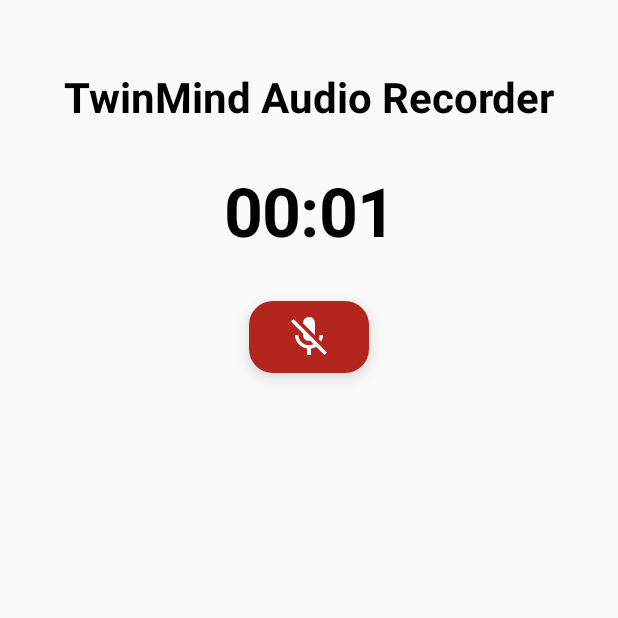
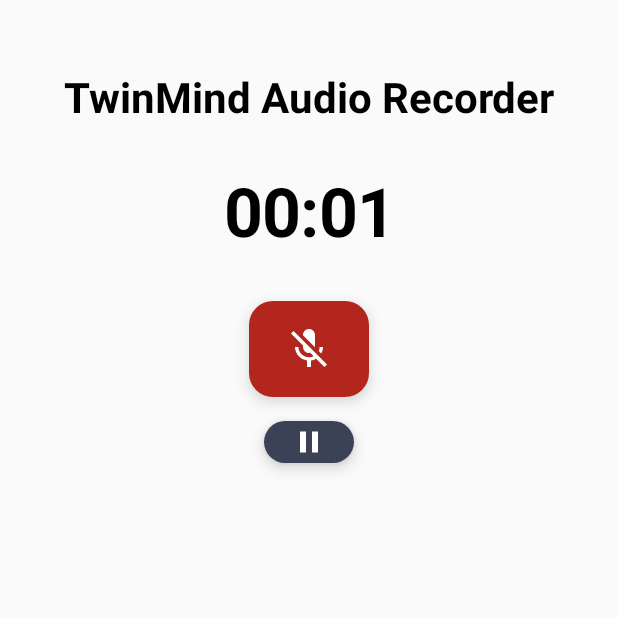
Before and after one commit to akv-iu/TwinMind-Audio-Recorder, an Android app built with Jetpack Compose: the screen it shows after launch (MainActivity), after a tap on "Start Recording", on a phone screen of 412 x 824 dp, the top half of it. Run offline under Robolectric (Android 15) with nearby library versions, the phone set to English and light mode, and no system bars.

Commit message:
Adding pause button

```diff
--- a/app/src/main/AndroidManifest.xml
+++ b/app/src/main/AndroidManifest.xml
@@ -7,6 +7,8 @@
     <uses-permission android:name="android.permission.FOREGROUND_SERVICE" />
     <!-- Needed to detect phone calls and pause recording -->
     <uses-permission android:name="android.permission.READ_PHONE_STATE" />
+    <!-- Needed to show notifications on Android 13+ -->
+    <uses-permission android:name="android.permission.POST_NOTIFICATIONS" />
 
     <!-- Only needed on Android 12 and below (for getExternalFilesDir) -->
     <uses-permission
--- a/app/src/main/java/com/example/myapplication/MainActivity.kt
+++ b/app/src/main/java/com/example/myapplication/MainActivity.kt
@@ -6,7 +6,9 @@ import androidx.compose.material.icons.filled.MicOff
 import androidx.compose.material.icons.filled.PlayArrow
 
 import android.Manifest
+import android.content.Intent
 import android.media.MediaPlayer
+import android.os.Build
 import android.os.Bundle
 import androidx.activity.ComponentActivity
 import androidx.activity.compose.setContent
@@ -22,6 +24,7 @@ import androidx.compose.foundation.shape.RoundedCornerShape
 import androidx.compose.material.icons.Icons
 import androidx.compose.material.icons.filled.Mic
 import androidx.compose.material.icons.filled.MicOff
+import androidx.compose.material.icons.filled.Pause
 import androidx.compose.material.icons.filled.Person
 import androidx.compose.material.icons.filled.PlayArrow
 import androidx.compose.material3.*
@@ -42,14 +45,28 @@ import java.util.*
 
 class MainActivity : ComponentActivity() {
 
-    private val permissionLauncher = registerForActivityResult(
-        ActivityResultContracts.RequestPermission()
-    ) {}
+    private val multiplePermissionLauncher = registerForActivityResult(
+        ActivityResultContracts.RequestMultiplePermissions()
+    ) { permissions ->
+        // Handle permission results if needed
+    }
 
     override fun onCreate(savedInstanceState: Bundle?) {
         super.onCreate(savedInstanceState)
         enableEdgeToEdge()
-        permissionLauncher.launch(Manifest.permission.RECORD_AUDIO)
+
+        // Request necessary permissions
+        val permissions = mutableListOf(
+            Manifest.permission.RECORD_AUDIO,
+            Manifest.permission.READ_PHONE_STATE
+        )
+
+        // Add notification permission for Android 13+
+        if (Build.VERSION.SDK_INT >= Build.VERSION_CODES.TIRAMISU) {
+            permissions.add(Manifest.permission.POST_NOTIFICATIONS)
+        }
+
+        multiplePermissionLauncher.launch(permissions.toTypedArray())
 
         setContent {
             MyApplicationTheme {
@@ -57,6 +74,8 @@ class MainActivity : ComponentActivity() {
             }
         }
     }
+
+
 }
 
 @Composable
@@ -65,7 +84,6 @@ fun AudioRecorderApp() {
     val status by viewModel.status
     val timerText by viewModel.timerText
     val recordings by viewModel.recordings
-
     Column(
         modifier = Modifier
             .fillMaxSize()
@@ -88,24 +106,57 @@ fun AudioRecorderApp() {
             modifier = Modifier.padding(bottom = 32.dp)
         )
 
-        // Record Button
+        // Main Record Button
         FloatingActionButton(
             onClick = { viewModel.toggleRecord() },
             modifier = Modifier
                 .size(80.dp)
-                .padding(bottom = 32.dp),
-            containerColor = if (status is RecordingViewModel.Status.Recording)
-                MaterialTheme.colorScheme.error else MaterialTheme.colorScheme.primary
+                .padding(bottom = 16.dp),
+            containerColor = when (status) {
+                is RecordingViewModel.Status.Recording -> MaterialTheme.colorScheme.error
+                is RecordingViewModel.Status.Paused -> MaterialTheme.colorScheme.secondary
+                else -> MaterialTheme.colorScheme.primary
+            }
         ) {
             Icon(
-                imageVector = if (status is RecordingViewModel.Status.Recording)
-                    Icons.Default.MicOff else Icons.Default.Mic,
-                contentDescription = if (status is RecordingViewModel.Status.Recording)
-                    "Stop Recording" else "Start Recording",
+                imageVector = when (status) {
+                    is RecordingViewModel.Status.Recording -> Icons.Default.MicOff
+                    is RecordingViewModel.Status.Paused -> Icons.Default.PlayArrow
+                    else -> Icons.Default.Mic
+                },
+                contentDescription = when (status) {
+                    is RecordingViewModel.Status.Recording -> "Stop Recording"
+                    is RecordingViewModel.Status.Paused -> "Resume Recording"
+                    else -> "Start Recording"
+                },
                 modifier = Modifier.size(32.dp),
                 tint = Color.White
             )
         }
+
+        // Pause/Resume Button (only show when recording or paused)
+        if (status is RecordingViewModel.Status.Recording || status is RecordingViewModel.Status.Paused) {
+            FloatingActionButton(
+                onClick = { viewModel.togglePause() },
+                modifier = Modifier
+                    .size(60.dp)
+                    .padding(bottom = 32.dp),
+                containerColor = MaterialTheme.colorScheme.secondary
+            ) {
+                Icon(
+                    imageVector = if (status is RecordingViewModel.Status.Recording)
+                        Icons.Default.Pause else Icons.Default.PlayArrow,
+                    contentDescription = if (status is RecordingViewModel.Status.Recording)
+                        "Pause Recording" else "Resume Recording",
+                    modifier = Modifier.size(24.dp),
+                    tint = Color.White
+                )
+            }
+        } else {
+            Spacer(modifier = Modifier.height(32.dp))
+        }
+
+
 
         // Recordings List
         if (recordings.isNotEmpty()) {
```
Also changed, not shown: app/src/main/java/com/example/myapplication/record/RecordingForegroundService.kt (+160 -23 lines), app/src/main/java/com/example/myapplication/ui/theme/RecordingViewModel.kt (+57 -4 lines).
